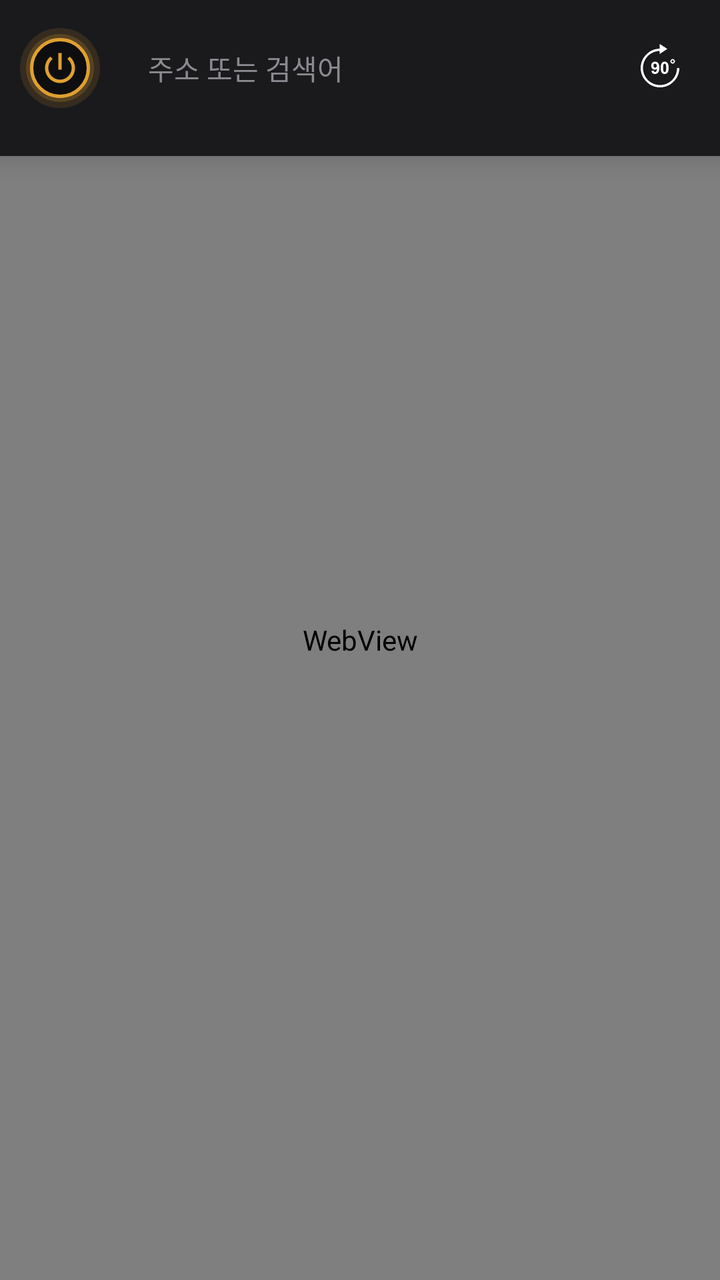
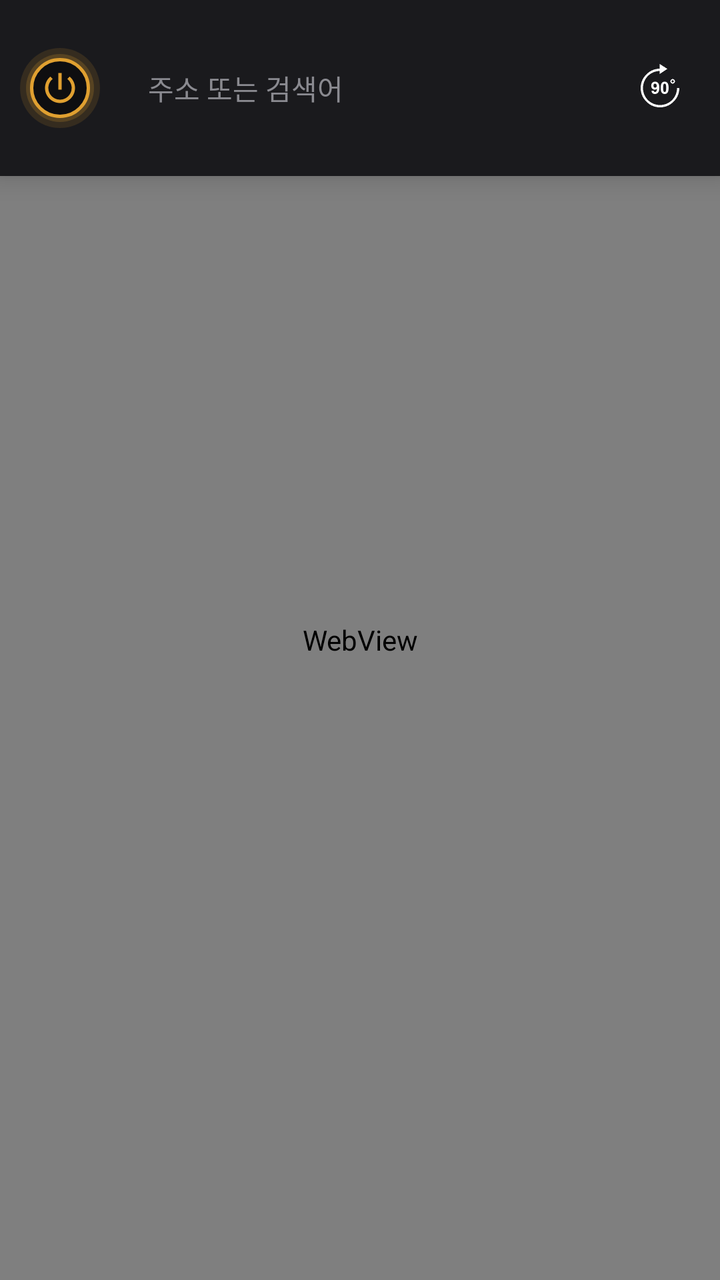

Screens rendered from an Android XML layout before and after an edit, with the pre-edit source and the edit as a unified diff.
<!-- AndroidManifest.xml: fallback theme Theme.MaterialComponents.DayNight.NoActionBar -->
<!-- res/layout/activity_browser.xml -->
<?xml version="1.0" encoding="utf-8"?>
<FrameLayout xmlns:android="http://schemas.android.com/apk/res/android"
    android:id="@+id/root"
    android:layout_width="match_parent"
    android:layout_height="match_parent"
    android:background="@color/surface">

    <FrameLayout
        android:id="@+id/shell"
        android:layout_width="match_parent"
        android:layout_height="match_parent">

        <WebView
            android:id="@+id/web"
            android:layout_width="match_parent"
            android:layout_height="match_parent"
            android:background="@color/surface" />

        
        <ImageView
            android:id="@+id/pull"
            android:layout_width="36dp"
            android:layout_height="36dp"
            android:layout_gravity="top|center_horizontal"
            android:background="@drawable/pull_backdrop"
            android:src="@drawable/ic_refresh"
            android:tint="@color/accent"
            android:scaleType="fitCenter"
            android:padding="9dp"
            android:elevation="6dp"
            android:visibility="gone"
            android:contentDescription="@string/menu_reload" />

        
        
        <LinearLayout
            android:id="@+id/bar"
            android:layout_width="match_parent"
            android:layout_height="wrap_content"
            android:orientation="vertical"
            android:background="@color/chrome"
            android:elevation="8dp">

            <LinearLayout
                android:layout_width="match_parent"
                android:layout_height="wrap_content"
                android:orientation="horizontal"
                android:gravity="center_vertical"
                android:paddingTop="14dp"
                android:paddingBottom="14dp"
                android:paddingHorizontal="10dp">

                
                
                <ImageButton
                    android:id="@+id/power"
                    android:layout_width="40dp"
                    android:layout_height="40dp"
                    android:background="@drawable/power_backdrop"
                    android:src="@drawable/ic_power"
                    android:scaleType="fitCenter"
                    android:padding="10dp"
                    android:contentDescription="@string/on" />

                <EditText
                    android:id="@+id/url"
                    android:layout_width="0dp"
                    android:layout_height="38dp"
                    android:layout_weight="1"
                    android:layout_marginStart="10dp"
                    android:background="@drawable/field"
                    android:paddingHorizontal="14dp"
                    android:hint="@string/url_hint"
                    android:imeOptions="actionGo"
                    android:inputType="textUri"
                    android:maxLines="1"
                    android:textSize="14sp"
                    android:textColor="@color/on_surface"
                    android:textColorHint="@color/muted"
                    android:importantForAutofill="no" />

                
                <ImageButton
                    android:id="@+id/rotate"
                    android:layout_width="40dp"
                    android:layout_height="40dp"
                    android:background="?attr/selectableItemBackgroundBorderless"
                    android:src="@drawable/ic_rotate"
                    android:scaleType="fitCenter"
                    android:padding="8dp"
                    android:contentDescription="@string/rotate_screen" />

                

            </LinearLayout>

            
            <View
                android:id="@+id/downloadDivider"
                android:layout_width="match_parent"
                android:layout_height="1dp"
                android:layout_marginHorizontal="14dp"
                android:background="@color/divider"
                android:visibility="gone" />

            <LinearLayout
                android:id="@+id/downloads"
                android:layout_width="match_parent"
                android:layout_height="wrap_content"
                android:orientation="vertical"
                android:paddingHorizontal="14dp"
                android:paddingTop="6dp"
                android:paddingBottom="4dp" />
        </LinearLayout>

        <ProgressBar
            android:id="@+id/progress"
            style="?android:attr/progressBarStyleHorizontal"
            android:layout_width="match_parent"
            android:layout_height="2dp"
            android:max="100"
            android:visibility="invisible" />
    </FrameLayout>

    
    <FrameLayout
        android:id="@+id/fullscreen"
        android:layout_width="match_parent"
        android:layout_height="match_parent"
        android:background="#000000"
        android:visibility="gone" />
</FrameLayout>
<!-- resources referenced by this layout -->
<resources>
  <color name="accent">#E0A030</color>
  <color name="chrome">#1A1A1D</color>
  <color name="divider">#2E2E34</color>
  <color name="muted">#8A8A90</color>
  <color name="on_surface">#E8E6E3</color>
  <color name="surface">#0E0E10</color>
  <!-- drawable field (drawable) -->
  <?xml version="1.0" encoding="utf-8"?>
  <shape xmlns:android="http://schemas.android.com/apk/res/android"
      android:shape="rectangle">
      <corners android:radius="@dimen/r_xl" />
      <solid android:color="?attr/colorSurfaceVariant" />
  </shape>
  <!-- drawable ic_power (drawable) -->
  <?xml version="1.0" encoding="utf-8"?>
  <vector xmlns:android="http://schemas.android.com/apk/res/android"
      android:width="24dp"
      android:height="24dp"
      android:viewportWidth="24"
      android:viewportHeight="24"
      android:tint="@color/accent">
      <path
          android:fillColor="#FFFFFF"
          android:pathData="M13,3h-2v10h2V3z M17.83,5.17l-1.42,1.42C17.99,7.86 19,9.81 19,12c0,3.87 -3.13,7 -7,7s-7,-3.13 -7,-7c0,-2.19 1.01,-4.14 2.58,-5.42L6.17,5.17C4.23,6.82 3,9.26 3,12c0,4.97 4.03,9 9,9s9,-4.03 9,-9C21,9.26 19.77,6.82 17.83,5.17z" />
  </vector>
  <!-- drawable ic_refresh (drawable) -->
  <?xml version="1.0" encoding="utf-8"?>
  <vector xmlns:android="http://schemas.android.com/apk/res/android"
      android:width="24dp"
      android:height="24dp"
      android:viewportWidth="24"
      android:viewportHeight="24"
      android:tint="@color/on_surface">
      <path
          android:fillColor="#FFFFFF"
          android:pathData="M17.65,6.35C16.2,4.9 14.21,4 12,4c-4.42,0 -7.99,3.58 -8,8s3.58,8 8,8c3.73,0 6.84,-2.55 7.73,-6h-2.08c-0.82,2.33 -3.04,4 -5.65,4c-3.31,0 -6,-2.69 -6,-6s2.69,-6 6,-6c1.66,0 3.14,0.69 4.22,1.78L13,11h7V4L17.65,6.35z" />
  </vector>
  <!-- drawable ic_rotate: png bitmap (drawable-hdpi, 1038 bytes) -->
  <!-- drawable power_backdrop (drawable) -->
  <?xml version="1.0" encoding="utf-8"?>
  <layer-list xmlns:android="http://schemas.android.com/apk/res/android">
      <item>
          <shape android:shape="oval">
              <solid android:color="#22E0A030" />
          </shape>
      </item>
      <item android:left="3dp" android:top="3dp" android:right="3dp" android:bottom="3dp">
          <shape android:shape="oval">
              <solid android:color="#33E0A030" />
          </shape>
      </item>
      <item android:left="5dp" android:top="5dp" android:right="5dp" android:bottom="5dp">
          <shape android:shape="oval">
              <solid android:color="@color/surface" />
              <stroke android:width="1.5dp" android:color="@color/accent" />
          </shape>
      </item>
  </layer-list>
  <!-- drawable pull_backdrop (drawable) -->
  <?xml version="1.0" encoding="utf-8"?>
  <layer-list xmlns:android="http://schemas.android.com/apk/res/android">
      <item>
          <shape android:shape="oval">
              <solid android:color="@color/chrome" />
              <stroke android:width="1dp" android:color="@color/divider" />
          </shape>
      </item>
  </layer-list>
  <string name="menu_reload">새로고침</string>
  <string name="on">켜짐</string>
  <string name="rotate_screen">화면 회전</string>
  <string name="url_hint">주소 또는 검색어</string>
  <dimen name="r_xl">20dp</dimen>
</resources>

<!-- the commit's change to res/layout/activity_browser.xml (unified diff, before → after) -->
@@ -46,7 +46,7 @@
                 android:layout_height="wrap_content"
                 android:orientation="horizontal"
                 android:gravity="center_vertical"
-                android:paddingTop="14dp"
+                android:paddingTop="24dp"
                 android:paddingBottom="14dp"
                 android:paddingHorizontal="10dp">
 
